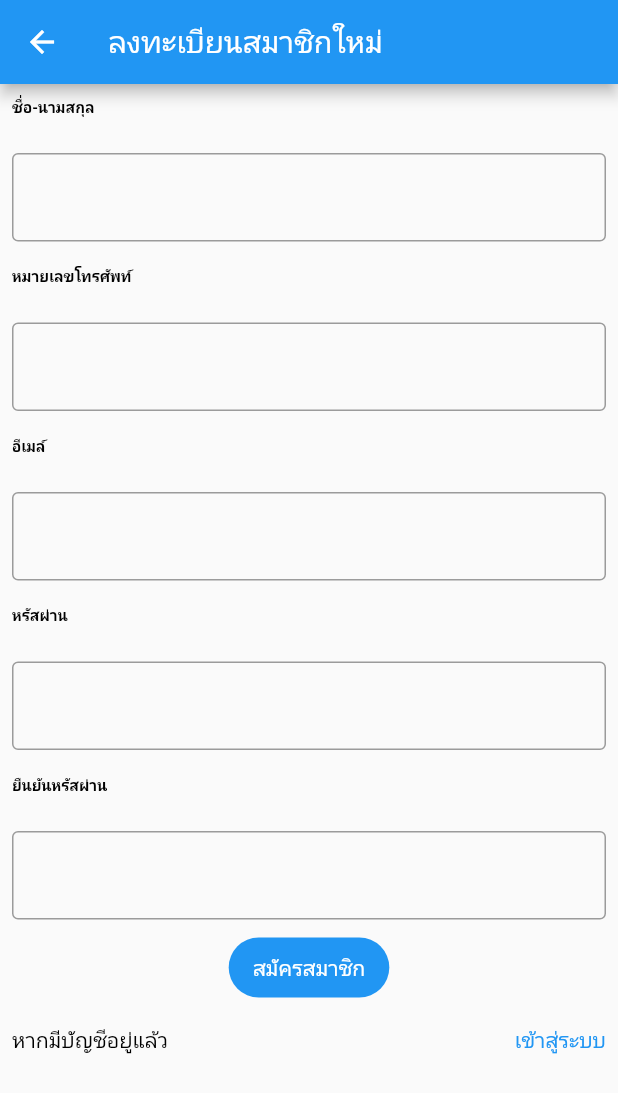
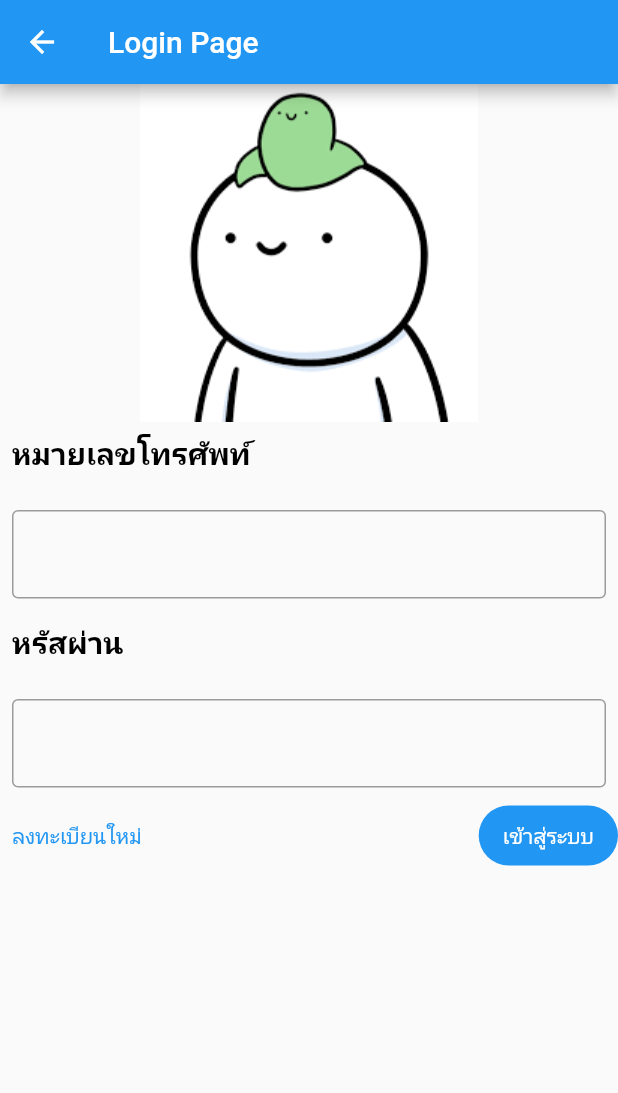
Before and after one commit to POOMIX/mobile, a Flutter app: the RegisterPage screen opened directly, after a tap on "เข้าสู่ระบบ", on a phone screen of 412 x 824 dp. Shown: the top 1093 px of the screen. Run offline on Flutter 3.47's test engine with Material 3 defaults, Android fonts, the phone set to English and light mode, and no system bars.

Commit message:
Update register.dart

```diff
--- a/my_first_app/lib/pages/register.dart
+++ b/my_first_app/lib/pages/register.dart
@@ -170,7 +170,7 @@ class _RegisterPageState extends State<RegisterPage> {
                       ),
                     ),
                     TextButton(
-                      onPressed: () => (),
+                      onPressed: () => login(),
                       child: const Text(
                         'เข้าสู่ระบบ',
                         style: TextStyle(color: Colors.blue),
@@ -230,4 +230,11 @@ class _RegisterPageState extends State<RegisterPage> {
           });
     }
   }
+
+  void login() {
+    Navigator.push(
+      context,
+      MaterialPageRoute(builder: (context) => const LoginPage()),
+    );
+  }
 }
```
